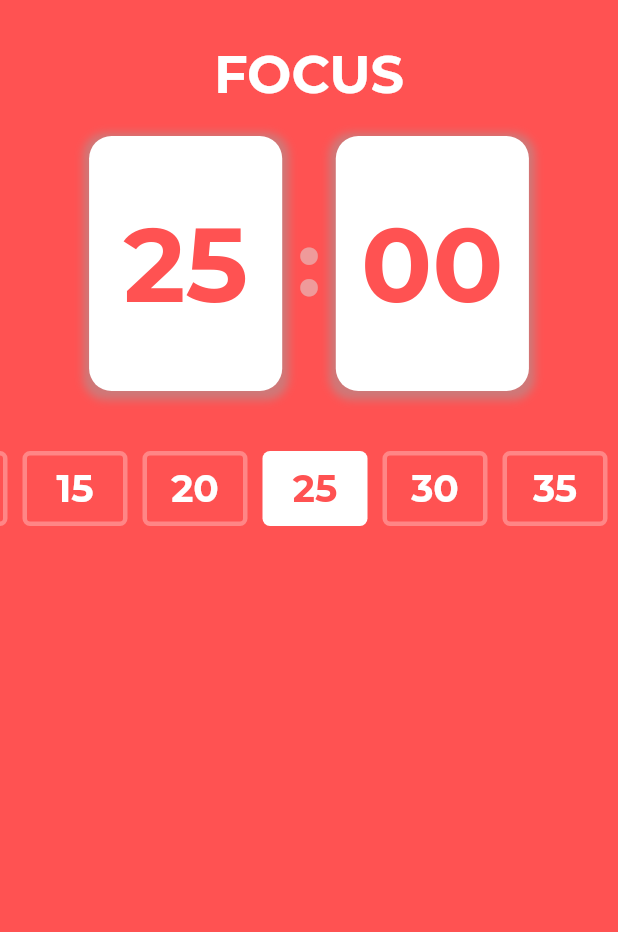
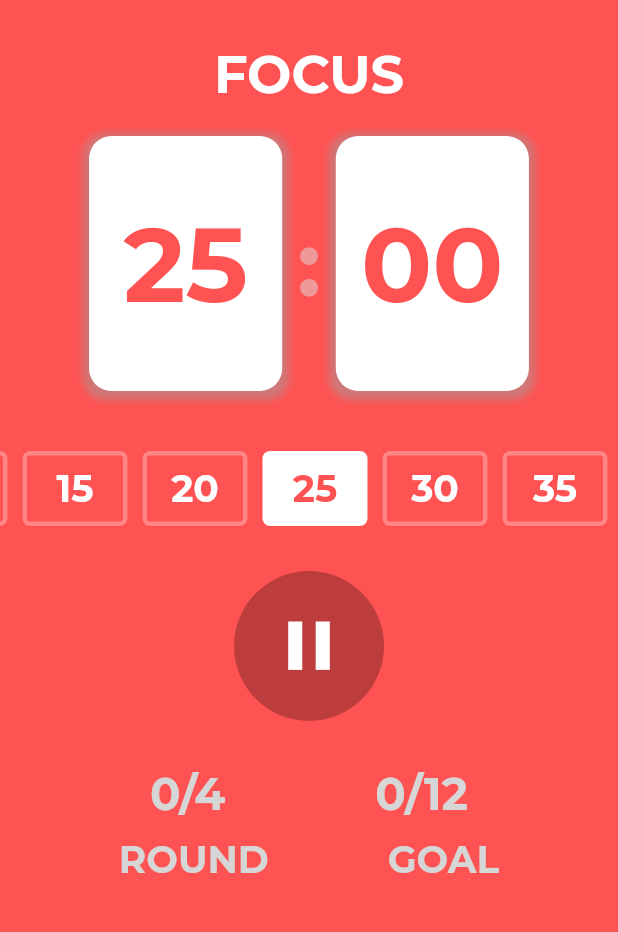
Before and after one commit to ahlgren1234/pomodoro, a Flutter app: the screen it shows after launch, on a phone screen of 412 x 824 dp, the part 65-997 px from its top. Run offline on Flutter 3.47's test engine with Material 2 defaults, Android fonts, the phone set to English and light mode, and no system bars; our stand-ins replace google_fonts.

Commit message:
Finish the UI

```diff
--- a/lib/pomodoroscreen.dart
+++ b/lib/pomodoroscreen.dart
@@ -1,4 +1,6 @@
 import 'package:flutter/material.dart';
+import 'package:pomodoro/widgets/progresswidget.dart';
+import 'package:pomodoro/widgets/timecontroller.dart';
 import 'package:pomodoro/widgets/timeoptions.dart';
 import 'package:pomodoro/widgets/timercard.dart';
 import 'utils.dart';
@@ -41,6 +43,14 @@ class PomodoroScreen extends StatelessWidget {
                 height: 40,
               ),
               TimeOptions(),
+              const SizedBox(
+                height: 30,
+              ),
+              const TimeController(),
+              const SizedBox(
+                height: 30,
+              ),
+              const ProgressWidget(),
             ],
           ),
         ),
--- /dev/null
+++ b/lib/widgets/progresswidget.dart
@@ -0,0 +1,59 @@
+import 'package:flutter/material.dart';
+import 'package:pomodoro/utils.dart';
+
+class ProgressWidget extends StatelessWidget {
+  const ProgressWidget({super.key});
+
+  @override
+  Widget build(BuildContext context) {
+    return Column(
+      children: [
+        Row(
+          mainAxisAlignment: MainAxisAlignment.spaceEvenly,
+          children: [
+            Text(
+              "0/4",
+              style: textStyle(
+                30,
+                Colors.grey[350]!,
+                FontWeight.bold,
+              ),
+            ),
+            Text(
+              "0/12",
+              style: textStyle(
+                30,
+                Colors.grey[350]!,
+                FontWeight.bold,
+              ),
+            ),
+          ],
+        ),
+        const SizedBox(
+          height: 10,
+        ),
+        Row(
+          mainAxisAlignment: MainAxisAlignment.spaceEvenly,
+          children: [
+            Text(
+              "ROUND",
+              style: textStyle(
+                25,
+                Colors.grey[350]!,
+                FontWeight.bold,
+              ),
+            ),
+            Text(
+              "GOAL",
+              style: textStyle(
+                25,
+                Colors.grey[350]!,
+                FontWeight.bold,
+              ),
+            ),
+          ],
+        ),
+      ],
+    );
+  }
+}
--- /dev/null
+++ b/lib/widgets/timecontroller.dart
@@ -0,0 +1,32 @@
+import "package:flutter/material.dart";
+
+class TimeController extends StatefulWidget {
+  const TimeController({super.key});
+
+  @override
+  State<TimeController> createState() => _TimeControllerState();
+}
+
+class _TimeControllerState extends State<TimeController> {
+  @override
+  Widget build(BuildContext context) {
+    return Container(
+      width: 100,
+      height: 100,
+      decoration: const BoxDecoration(
+        color: Colors.black26,
+        shape: BoxShape.circle,
+      ),
+      child: Center(
+        child: IconButton(
+          icon: Icon(
+            Icons.pause,
+          ),
+          color: Colors.white,
+          iconSize: 55,
+          onPressed: () {},
+        ),
+      ),
+    );
+  }
+}
```
